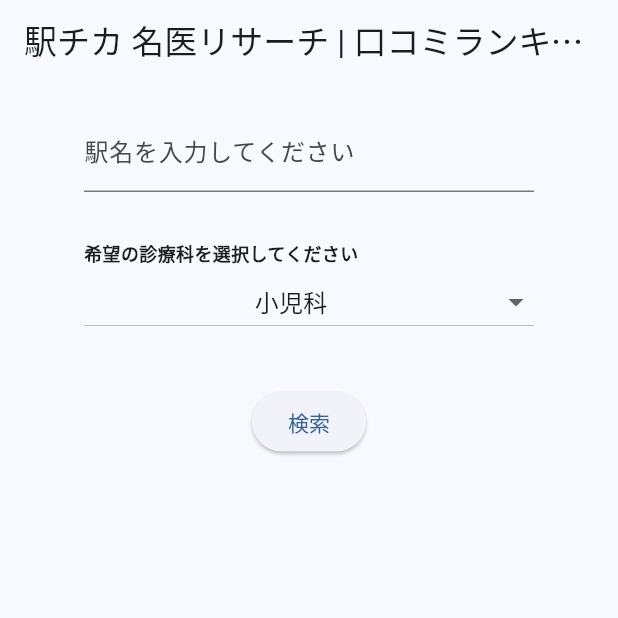
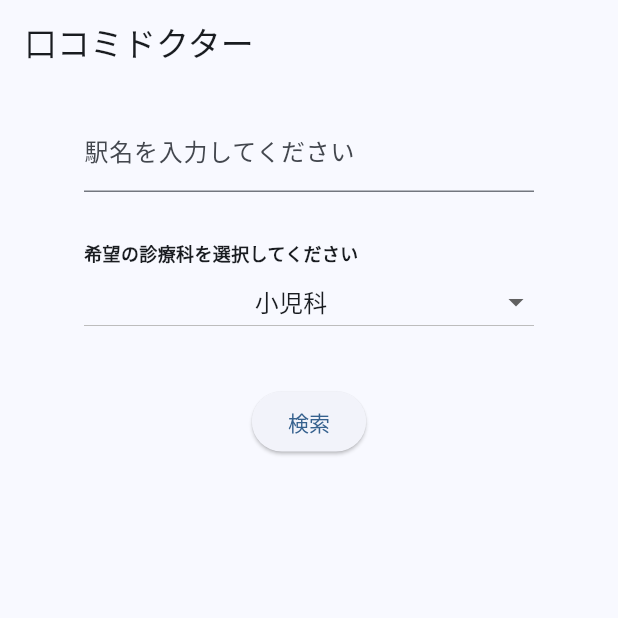
Before and after one commit to nyanyacyan/gm_reviews_search_doctor_app, a Flutter app: the SearchScreen screen opened directly, on a phone screen of 412 x 824 dp, the top half of it. Run offline on Flutter 3.47's test engine with Material 3 defaults, Android fonts, the light colour scheme and no system bars; our stand-ins replace flutter_dotenv, logger.

Commit message:
タイトル変更、アイコン変更

```diff
--- a/lib/strings.dart
+++ b/lib/strings.dart
@@ -2,7 +2,7 @@
 
 class AppStrings {
   // static const →どこからでも呼び出せる定数
-  static const String appTitle = '駅チカ 名医リサーチ | 口コミランキング';
+  static const String appTitle = '口コミドクター';
   static const String searchHint = '駅名を入力してください';
   static const String dropDownSelectHint = '希望の診療科を選択してください';
   static const String searchButton = '検索';
--- a/pubspec.yaml
+++ b/pubspec.yaml
@@ -8,7 +8,7 @@ description: "A new Flutter project."
 publish_to: 'none' # Remove this line if you wish to publish to pub.dev
 
 # バージョン
-version: 1.0.0+1
+version: 1.0.1+2
 
 # Dart SDK のバージョン
 environment:
```
Also changed, not shown: 2 other files.
